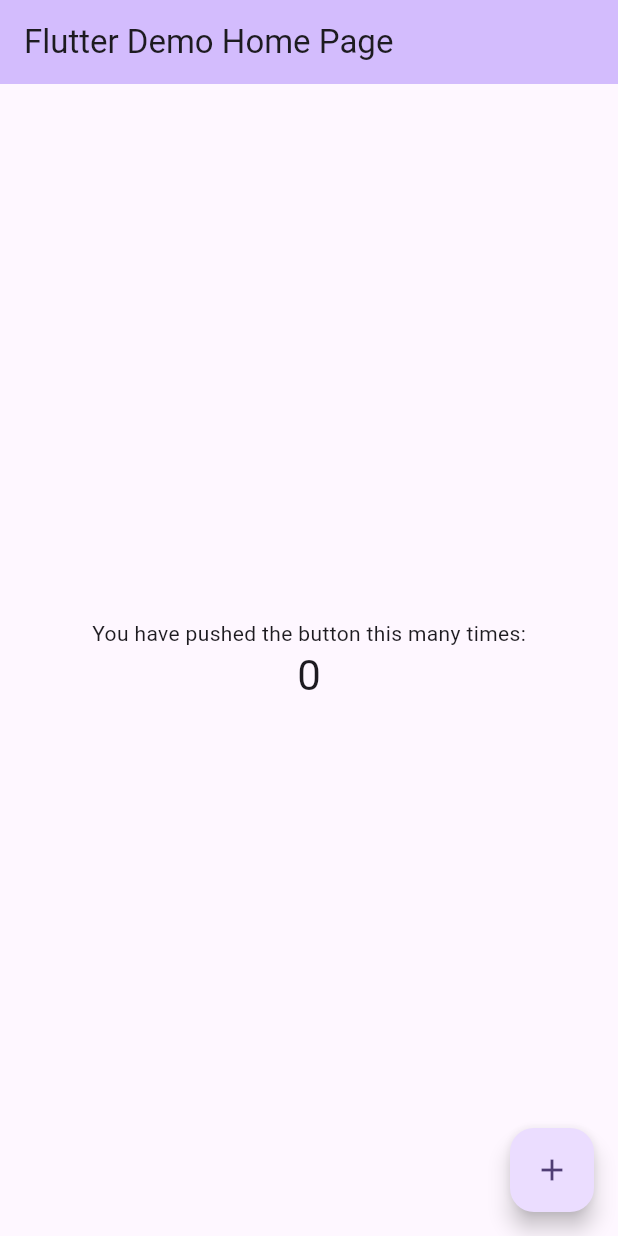
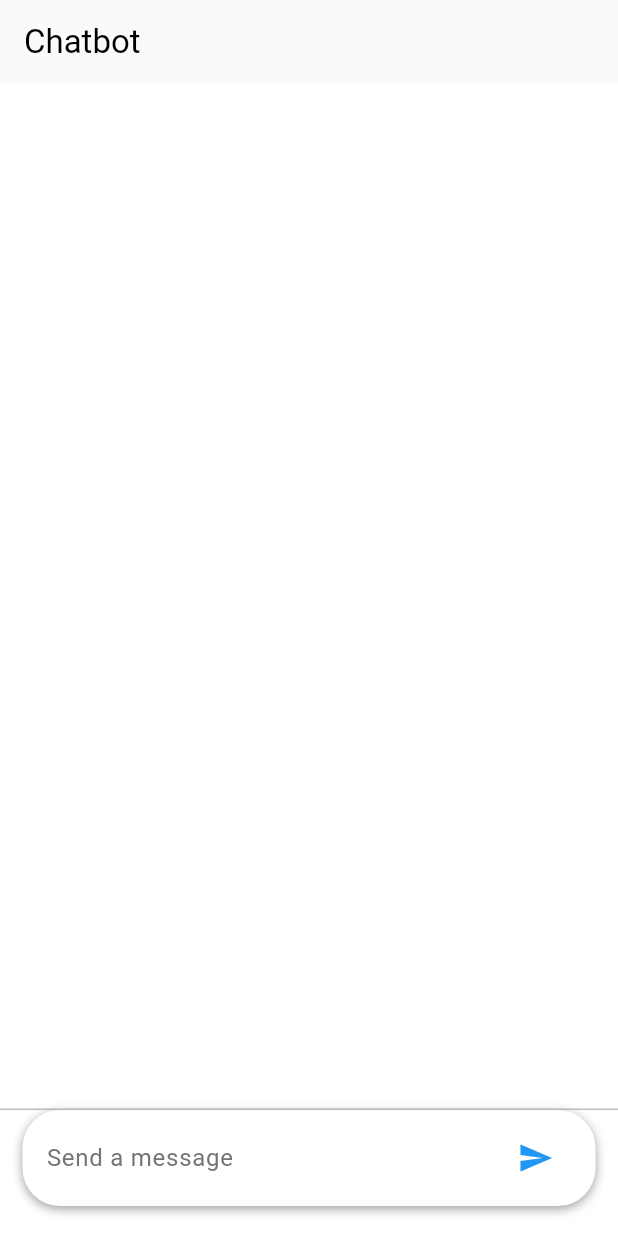
Before and after one commit to toygunozyurekk/Flutter-Whisper, a Flutter app: the screen it shows after launch, on a phone screen of 412 x 824 dp. Run offline on Flutter 3.47's test engine with Material 3 defaults, Android fonts, the phone set to English and light mode, and no system bars.

Commit message:
Fixing chatbot

```diff
--- /dev/null
+++ b/flutter_whisper/lib/chat_screen.dart
@@ -0,0 +1,152 @@
+import 'package:flutter/material.dart';
+
+class ChatScreen extends StatefulWidget {
+  @override
+  _ChatScreenState createState() => _ChatScreenState();
+}
+
+class _ChatScreenState extends State<ChatScreen> {
+  final TextEditingController _textController = TextEditingController();
+  final List<ChatMessage> _messages = [];
+
+  void _handleSubmitted(String text) {
+    if (text.trim().isEmpty) {
+      return; // Prevent sending empty messages
+    }
+    _textController.clear();
+    ChatMessage message = ChatMessage(
+      text: text,
+      isBot: false, // Set to false initially, change as needed
+    );
+    setState(() {
+      _messages.insert(0, message);
+    });
+  }
+
+  @override
+  Widget build(BuildContext context) {
+    return Scaffold(
+      appBar: AppBar(
+        title: Text('Chatbot'),
+        backgroundColor: const Color.fromARGB(255, 250, 250, 250),
+      ),
+      body: Column(
+        children: <Widget>[
+          Flexible(
+            child: ListView.builder(
+              reverse: true,
+              padding: EdgeInsets.symmetric(vertical: 10.0, horizontal: 8.0),
+              itemCount: _messages.length,
+              itemBuilder: (_, int index) => _messages[index],
+            ),
+          ),
+          Divider(height: 1.0, color: Colors.grey[400]),
+          _buildTextComposer(),
+        ],
+      ),
+    );
+  }
+
+Widget _buildTextComposer() {
+  return Padding(
+    padding: EdgeInsets.only(bottom: 20.0, right: 15.0, left: 15.0), // Add bottom padding
+    child: Container(
+      decoration: BoxDecoration( // Container decoration
+        color: Colors.white, // Background color
+        borderRadius: BorderRadius.circular(25.0), // Rounded corners for elliptical shape
+        boxShadow: [ // Subtle shadow
+          BoxShadow(
+            color: Colors.grey,
+            blurRadius: 5.0,
+            spreadRadius: 0.0,
+            offset: Offset(0.0, 2.0), // Slight bottom shadow
+          )
+        ],
+      ),
+      padding: const EdgeInsets.symmetric(horizontal: 16.0, vertical: 8.0), // Padding
+      child: Row(
+        children: <Widget>[
+          Flexible(
+            child: TextField(
+              controller: _textController,
+              onSubmitted: _handleSubmitted,
+              decoration: InputDecoration.collapsed(
+                hintText: "Send a message",
+                hintStyle: TextStyle(color: Colors.grey[600]),
+              ),
+              cursorColor: Colors.blue, // Cursor color
+            ),
+          ),
+          IconButton(
+            icon: Icon(Icons.send, size: 24.0), // Icon size
+            onPressed: () => _handleSubmitted(_textController.text),
+            color: Colors.blue, // Button color
+          ),
+          // Corrected path to your local asset
+        ],
+      ),
+    ),
+  );
+}
+
+
+
+
+
+}
+
+
+
+class ChatMessage extends StatelessWidget {
+  const ChatMessage({required this.text, required this.isBot});
+
+  final String text;
+  final bool isBot;
+
+  @override
+  Widget build(BuildContext context) {
+    return Container(
+      margin: EdgeInsets.symmetric(vertical: 10),
+      child: Row(
+        mainAxisAlignment: isBot ? MainAxisAlignment.start : MainAxisAlignment.end,
+        children: <Widget>[
+          if (isBot) _buildAvatar(isBot: true),
+          Flexible(
+            child: Container(
+              margin: EdgeInsets.only(left: isBot ? 10.0 : 0, right: isBot ? 0 : 10.0),
+              padding: EdgeInsets.symmetric(horizontal: 14.0, vertical: 10.0),
+              decoration: BoxDecoration(
+                color: isBot ? Colors.grey[200] : Colors.blue[100],
+                borderRadius: BorderRadius.circular(12.0),
+              ),
+              child: Text(
+                text,
+                style: TextStyle(fontSize: 16.0),
+              ),
+            ),
+          ),
+          if (!isBot) _buildAvatar(isBot: false),
+        ],
+      ),
+    );
+  }
+
+  Widget _buildAvatar({required bool isBot}) {
+    if (isBot) {
+      // If the message is from the bot, use a grey avatar
+      return CircleAvatar(
+        backgroundColor: Colors.grey,
+        child: Text(
+          "Bot",
+          style: TextStyle(fontSize: 12.0),
+        ),
+      );
+    } else {
+      // If the message is from the user, use the people.png image
+      return CircleAvatar(
+        backgroundColor: Colors.transparent,
+        backgroundImage: AssetImage(isBot ? 'assets/images/artificial-intelligence.png' : 'assets/images/people.png'),
+      );
+    }
+  }
+}
--- a/flutter_whisper/lib/main.dart
+++ b/flutter_whisper/lib/main.dart
@@ -1,125 +1,21 @@
 import 'package:flutter/material.dart';
+import 'chat_screen.dart';
 
-void main() {
-  runApp(const MyApp());
-}
+void main() => runApp(ChatApp());
 
-class MyApp extends StatelessWidget {
-  const MyApp({super.key});
-
-  // This widget is the root of your application.
+class ChatApp extends StatelessWidget {
   @override
   Widget build(BuildContext context) {
     return MaterialApp(
-      title: 'Flutter Demo',
+      title: 'ChatBot',
       theme: ThemeData(
-        // This is the theme of your application.
-        //
-        // TRY THIS: Try running your application with "flutter run". You'll see
-        // the application has a purple toolbar. Then, without quitting the app,
-        // try changing the seedColor in the colorScheme below to Colors.green
-        // and then invoke "hot reload" (save your changes or press the "hot
-        // reload" button in a Flutter-supported IDE, or press "r" if you used
-        // the command line to start the app).
-        //
-        // Notice that the counter didn't reset back to zero; the application
-        // state is not lost during the reload. To reset the state, use hot
-        // restart instead.
-        //
-        // This works for code too, not just values: Most code changes can be
-        // tested with just a hot reload.
-        colorScheme: ColorScheme.fromSeed(seedColor: Colors.deepPurple),
-        useMaterial3: true,
+        primarySwatch: Colors.blue,
+        visualDensity: VisualDensity.adaptivePlatformDensity,
+        colorScheme: ColorScheme.fromSwatch().copyWith(
+          secondary: Colors.blueAccent, // previously known as accentColor
+        ),
       ),
-      home: const MyHomePage(title: 'Flutter Demo Home Page'),
+      home: ChatScreen(),
     );
   }
 }
-
-class MyHomePage extends StatefulWidget {
-  const MyHomePage({super.key, required this.title});
-
-  // This widget is the home page of your application. It is stateful, meaning
-  // that it has a State object (defined below) that contains fields that affect
-  // how it looks.
-
-  // This class is the configuration for the state. It holds the values (in this
-  // case the title) provided by the parent (in this case the App widget) and
-  // used by the build method of the State. Fields in a Widget subclass are
-  // always marked "final".
-
-  final String title;
-
-  @override
-  State<MyHomePage> createState() => _MyHomePageState();
-}
-
-class _MyHomePageState extends State<MyHomePage> {
-  int _counter = 0;
-
-  void _incrementCounter() {
-    setState(() {
-      // This call to setState tells the Flutter framework that something has
-      // changed in this State, which causes it to rerun the build method below
-      // so that the display can reflect the updated values. If we changed
-      // _counter without calling setState(), then the build method would not be
-      // called again, and so nothing would appear to happen.
-      _counter++;
-    });
-  }
-
-  @override
-  Widget build(BuildContext context) {
-    // This method is rerun every time setState is called, for instance as done
-    // by the _incrementCounter method above.
-    //
-    // The Flutter framework has been optimized to make rerunning build methods
-    // fast, so that you can just rebuild anything that needs updating rather
-    // than having to individually change instances of widgets.
-    return Scaffold(
-      appBar: AppBar(
-        // TRY THIS: Try changing the color here to a specific color (to
-        // Colors.amber, perhaps?) and trigger a hot reload to see the AppBar
-        // change color while the other colors stay the same.
-        backgroundColor: Theme.of(context).colorScheme.inversePrimary,
-        // Here we take the value from the MyHomePage object that was created by
-        // the App.build method, and use it to set our appbar title.
-        title: Text(widget.title),
-      ),
-      body: Center(
-        // Center is a layout widget. It takes a single child and positions it
-        // in the middle of the parent.
-        child: Column(
-          // Column is also a layout widget. It takes a list of children and
-          // arranges them vertically. By default, it sizes itself to fit its
-          // children horizontally, and tries to be as tall as its parent.
-          //
-          // Column has various properties to control how it sizes itself and
-          // how it positions its children. Here we use mainAxisAlignment to
-          // center the children vertically; the main axis here is the vertical
-          // axis because Columns are vertical (the cross axis would be
-          // horizontal).
-          //
-          // TRY THIS: Invoke "debug painting" (choose the "Toggle Debug Paint"
-          // action in the IDE, or press "p" in the console), to see the
-          // wireframe for each widget.
-          mainAxisAlignment: MainAxisAlignment.center,
-          children: <Widget>[
-            const Text(
-              'You have pushed the button this many times:',
-            ),
-            Text(
-              '$_counter',
-              style: Theme.of(context).textTheme.headlineMedium,
-            ),
-          ],
-        ),
-      ),
-      floatingActionButton: FloatingActionButton(
-        onPressed: _incrementCounter,
-        tooltip: 'Increment',
-        child: const Icon(Icons.add),
-      ), // This trailing comma makes auto-formatting nicer for build methods.
-    );
-  }
-}
--- a/flutter_whisper/pubspec.yaml
+++ b/flutter_whisper/pubspec.yaml
@@ -53,13 +53,17 @@ dev_dependencies:
 # The following section is specific to Flutter packages.
 flutter:
 
+
+
   # The following line ensures that the Material Icons font is
   # included with your application, so that you can use the icons in
   # the material Icons class.
   uses-material-design: true
 
   # To add assets to your application, add an assets section, like this:
-  # assets:
+  assets:
+    - assets/images/people.png
+    - assets/images/artificial-intelligence.png
   #   - images/a_dot_burr.jpeg
   #   - images/a_dot_ham.jpeg
 
```
Also changed, not shown: flutter_whisper/assets/images/artificial-intelligence.png (added), flutter_whisper/assets/images/people.png (added), 1 other file.
